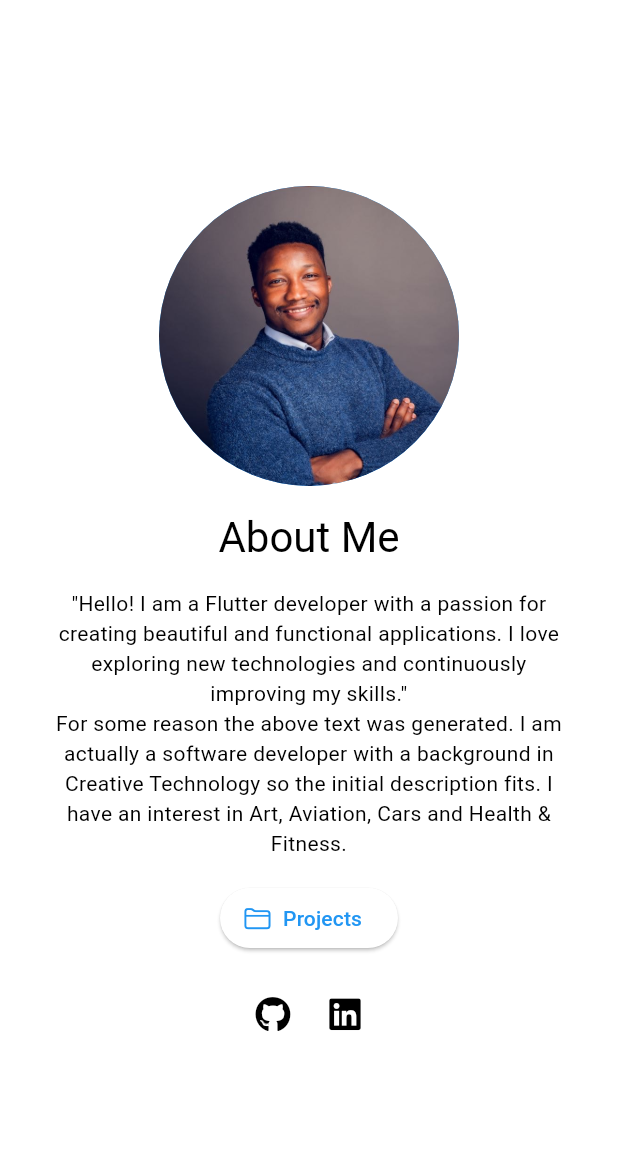
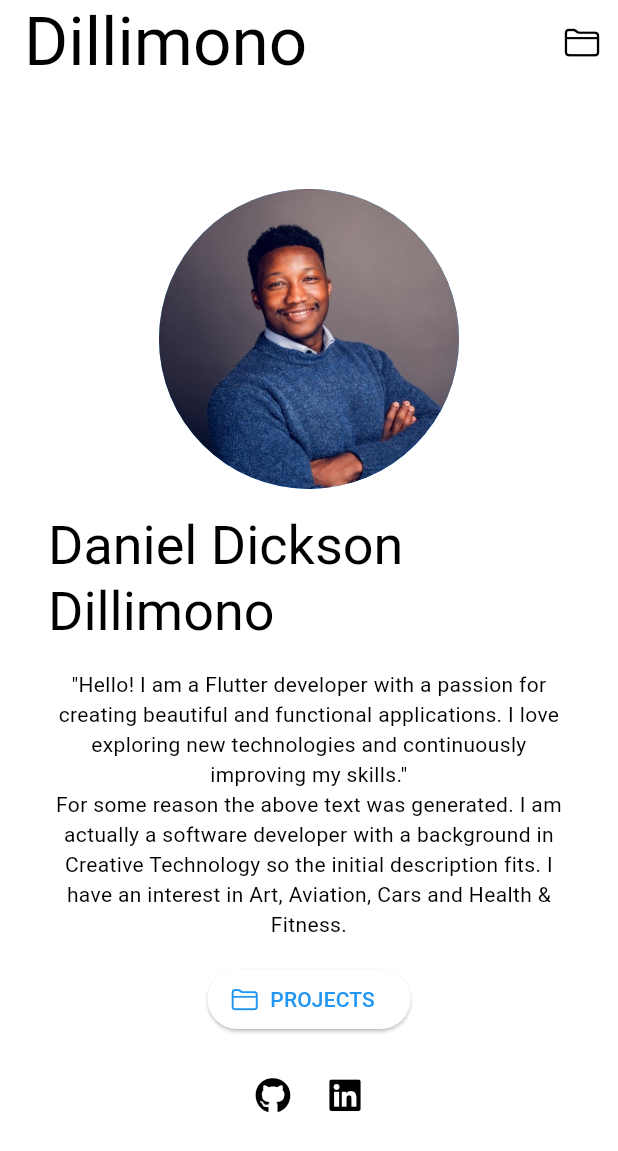
Before and after one commit to DanielDicksonDillimono/portfoliosite, a Flutter app: the screen it shows after launch, on a phone screen of 412 x 824 dp. Shown: the top 1151 px of the screen. Run offline on Flutter 3.47's test engine with Material 3 defaults, Android fonts, the phone set to English and light mode, and no system bars; our stand-ins replace font_awesome_flutter, go_router.

```diff
--- a/lib/main.dart
+++ b/lib/main.dart
@@ -16,7 +16,7 @@ class MyApp extends StatelessWidget {
   @override
   Widget build(BuildContext context) {
     return MaterialApp.router(
-      title: 'Portfolio Site',
+      title: 'Dillimono',
       localizationsDelegates: const [ApplocalizationDelegate()],
       theme: ThemeData(
         primarySwatch: Colors.blue,
--- a/lib/ui/core/localization/applocalization.dart
+++ b/lib/ui/core/localization/applocalization.dart
@@ -8,11 +8,15 @@ class Applocalization {
   static const _strings = {
     'appTitle': 'Portfolio Site',
     'home': 'Home',
-    'projects': 'Projects',
-    'aboutMe': 'About Me',
+    'projects': 'PROJECTS',
+    'aboutMe': 'ABOUT ME',
     'bio':
         '"Hello! I am a Flutter developer with a passion for creating beautiful and functional applications. I love exploring new technologies and continuously improving my skills."\nFor some reason the above text was generated. I am actually a software developer with a background in Creative Technology so the initial description fits. I have an interest in Art, Aviation, Cars and Health & Fitness.',
     'visitProject': 'Visit Project',
+    'name': 'Daniel Dickson Dillimono',
+    'nameShort': 'Dillimono',
+    'projectDescription':
+        'Here are some of my projects.\nSome (ehmm... most) of them are still in development, while others are completed and available for you to explore.',
   };
   static String _get(String key) {
     return _strings[key] ?? key;
@@ -24,6 +28,9 @@ class Applocalization {
   String get aboutMe => _get('aboutMe');
   String get bio => _get('bio');
   String get visitProject => _get('visitProject');
+  String get name => _get('name');
+  String get projectDescription => _get('projectDescription');
+  String get nameShort => _get('nameShort');
 }
 
 class ApplocalizationDelegate extends LocalizationsDelegate<Applocalization> {
--- a/lib/ui/home/widgets/home_page.dart
+++ b/lib/ui/home/widgets/home_page.dart
@@ -7,17 +7,27 @@ import 'package:portfoliosite/services/link_launcher.dart';
 import 'package:portfoliosite/ui/core/localization/applocalization.dart';
 import 'package:portfoliosite/ui/core/themes/dimens.dart';
 
-class HomePage extends StatefulWidget {
+class HomePage extends StatelessWidget {
   const HomePage({super.key});
 
   @override
-  State<HomePage> createState() => _HomePageState();
-}
-
-class _HomePageState extends State<HomePage> {
-  @override
   Widget build(BuildContext context) {
     return Scaffold(
+      appBar: AppBar(
+        title: Text(
+          Applocalization.of(context).nameShort,
+          style: Theme.of(context).textTheme.displayMedium,
+        ),
+        centerTitle: false,
+        actions: [
+          IconButton(
+            icon: const Icon(CupertinoIcons.folder),
+            onPressed: () {
+              context.go(Routes.projects);
+            },
+          ),
+        ],
+      ),
       body: Container(
         padding: Dimens.paddingScreen(context),
         child: Center(
@@ -30,9 +40,10 @@ class _HomePageState extends State<HomePage> {
               ),
               SizedBox(height: Dimens.of(context).paddingScreenVertical),
               Text(
-                'About Me',
-                style: Theme.of(context).textTheme.headlineMedium,
+                Applocalization.of(context).name,
+                style: Theme.of(context).textTheme.displaySmall,
               ),
+
               SizedBox(height: Dimens.of(context).paddingScreenVertical),
               Text(
                 Applocalization.of(context).bio,
--- a/lib/ui/projects/widgets/project_cards.dart
+++ b/lib/ui/projects/widgets/project_cards.dart
@@ -28,7 +28,7 @@ class ProjectCards extends StatelessWidget {
                 Expanded(child: Image.asset(project.imageUrl)),
                 Text(
                   project.title,
-                  style: Theme.of(context).textTheme.headlineMedium,
+                  style: Theme.of(context).textTheme.titleLarge,
                 ),
                 SizedBox(height: Dimens.of(context).paddingScreenVertical),
                 Text(
--- a/pubspec.yaml
+++ b/pubspec.yaml
@@ -40,6 +40,7 @@ dependencies:
 
   flutter_web_plugins:
     sdk: flutter
+  google_fonts: ^6.2.1
 
 
 dev_dependencies:
@@ -70,6 +71,8 @@ flutter:
     - assets/images/bodytherapy/icon.png
     - assets/images/replee/icon.png
     - assets/images/IVI/icon.png
+    - assets/images/PortfolioSite/icon.png
+
   #   - images/a_dot_ham.jpeg
 
   # An image asset can refer to one or more resolution-specific "variants", see
```
Also changed, not shown: lib/data/repository/projects_repo.dart (+8 -1 lines), lib/ui/projects/widgets/projects_page.dart (+4 -3 lines).
